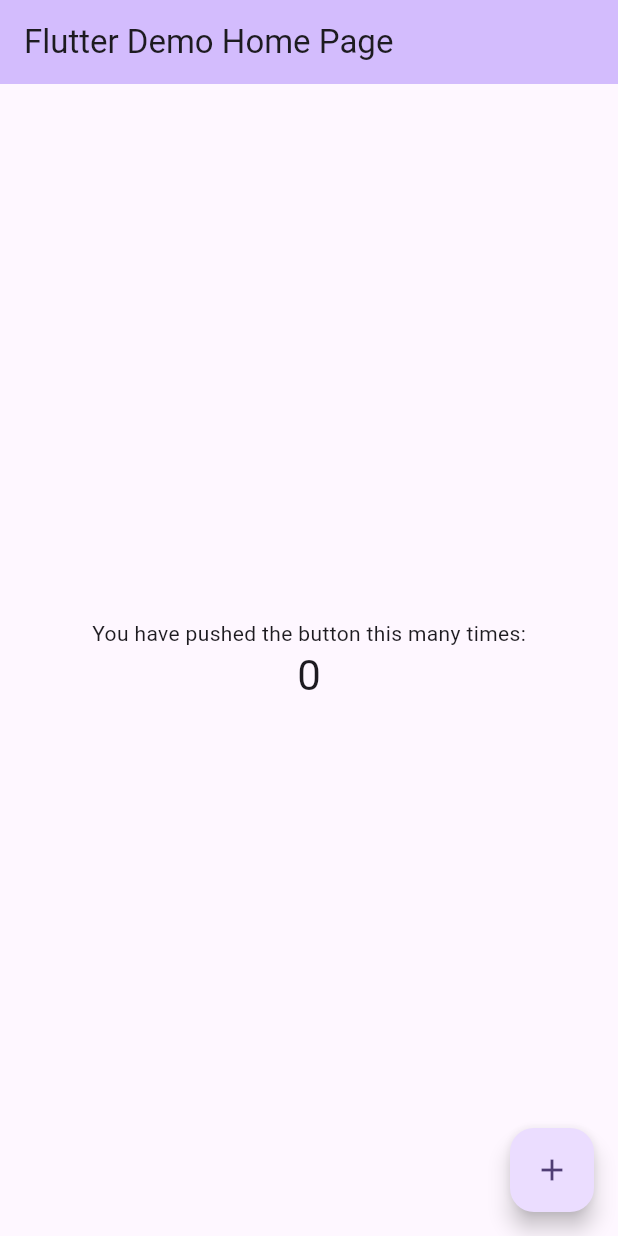
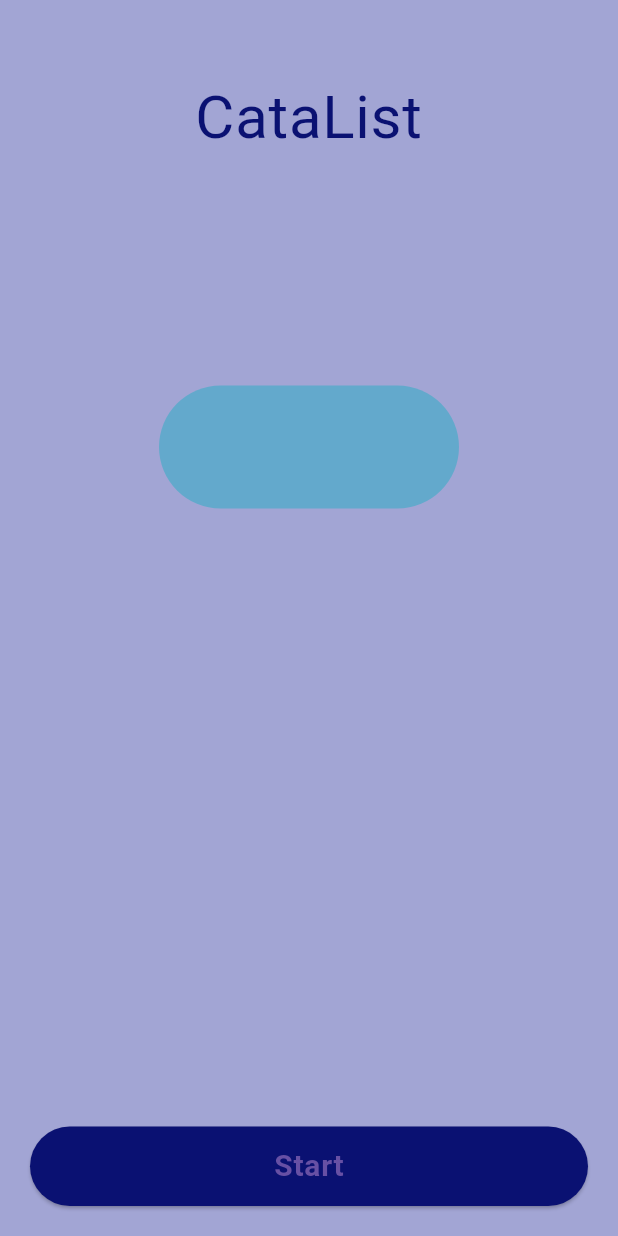
Before and after one commit to JohnnyPol/HCI_ECE_NTUA-CataList_Application, a Flutter app: the screen it shows after launch, on a phone screen of 412 x 824 dp. Run offline on Flutter 3.47's test engine with Material 3 defaults, Android fonts, the phone set to English and light mode, and no system bars; Roboto replaces fonts that are missing (Lobster).

Commit message:
Created the file structure of this project and after created the start page (still on testing)

```diff
--- /dev/null
+++ b/lib/features/start/views/start_page.dart
@@ -0,0 +1,76 @@
+import 'package:flutter/material.dart';
+
+class StartPage extends StatelessWidget {
+  const StartPage({super.key});
+
+  @override
+  Widget build(BuildContext context) {
+    return Scaffold(
+      backgroundColor: const Color(0xFFA2A5D4),
+      body: SafeArea(
+        child: Center(
+          child: Column(
+            mainAxisAlignment: MainAxisAlignment.spaceBetween,
+            children: [
+              // App title
+              Column(
+                children: [
+                  const SizedBox(height: 50),
+                  Text(
+                    'CataList',
+                    textAlign: TextAlign.center,
+                    style: TextStyle(
+                      color: const Color(0xFF0A1172),
+                      fontSize: 40,
+                      fontFamily: 'Lobster',
+                      fontWeight: FontWeight.w400,
+                      letterSpacing: 0.5,
+                    ),
+                  ),
+                  const SizedBox(height: 150),
+                  // Decorative Circle
+                  Container(
+                    width: 200,
+                    height: 82,
+                    decoration: BoxDecoration(
+                      color: const Color(0xFF63A9CC),
+                      borderRadius: BorderRadius.circular(90),
+                    ),
+                  ),
+                ],
+              ),
+              // Start button
+              Padding(
+                padding: const EdgeInsets.all(20.0),
+                child: SizedBox(
+                  width: double.infinity,
+                  child: ElevatedButton(
+                    onPressed: () {
+                      Navigator.pushNamed(
+                          context, '/login'); // Route to login/register
+                    },
+                    style: ElevatedButton.styleFrom(
+                      backgroundColor: const Color(0xFF0A1172),
+                      padding: const EdgeInsets.symmetric(vertical: 12),
+                      shape: RoundedRectangleBorder(
+                        borderRadius: BorderRadius.circular(30),
+                      ),
+                    ),
+                    child: const Text(
+                      'Start',
+                      style: TextStyle(
+                        fontSize: 20,
+                        fontWeight: FontWeight.w600,
+                        letterSpacing: 0.5,
+                      ),
+                    ),
+                  ),
+                ),
+              ),
+            ],
+          ),
+        ),
+      ),
+    );
+  }
+}
--- a/lib/main.dart
+++ b/lib/main.dart
@@ -1,4 +1,5 @@
 import 'package:flutter/material.dart';
+import 'package:flutter_application_1/shared/app_routes.dart';
 
 void main() {
   runApp(const MyApp());
@@ -11,115 +12,13 @@
   @override
   Widget build(BuildContext context) {
     return MaterialApp(
-      title: 'Flutter Demo',
+      debugShowCheckedModeBanner: false, // Remove the debug banner
+      title: 'Catalist',
       theme: ThemeData(
-        // This is the theme of your application.
-        //
-        // TRY THIS: Try running your application with "flutter run". You'll see
-        // the application has a purple toolbar. Then, without quitting the app,
-        // try changing the seedColor in the colorScheme below to Colors.green
-        // and then invoke "hot reload" (save your changes or press the "hot
-        // reload" button in a Flutter-supported IDE, or press "r" if you used
-        // the command line to start the app).
-        //
-        // Notice that the counter didn't reset back to zero; the application
-        // state is not lost during the reload. To reset the state, use hot
-        // restart instead.
-        //
-        // This works for code too, not just values: Most code changes can be
-        // tested with just a hot reload.
-        colorScheme: ColorScheme.fromSeed(seedColor: Colors.deepPurple),
-        useMaterial3: true,
+        primarySwatch: Colors.blue,
       ),
-      home: const MyHomePage(title: 'Flutter Demo Home Page'),
+      initialRoute: AppRoutes.start,
+      onGenerateRoute: AppRoutes.onGenerateRoute,
     );
   }
 }
-
-class MyHomePage extends StatefulWidget {
-  const MyHomePage({super.key, required this.title});
-
-  // This widget is the home page of your application. It is stateful, meaning
-  // that it has a State object (defined below) that contains fields that affect
-  // how it looks.
-
-  // This class is the configuration for the state. It holds the values (in this
-  // case the title) provided by the parent (in this case the App widget) and
-  // used by the build method of the State. Fields in a Widget subclass are
-  // always marked "final".
-
-  final String title;
-
-  @override
-  State<MyHomePage> createState() => _MyHomePageState();
-}
-
-class _MyHomePageState extends State<MyHomePage> {
-  int _counter = 0;
-
-  void _incrementCounter() {
-    setState(() {
-      // This call to setState tells the Flutter framework that something has
-      // changed in this State, which causes it to rerun the build method below
-      // so that the display can reflect the updated values. If we changed
-      // _counter without calling setState(), then the build method would not be
-      // called again, and so nothing would appear to happen.
-      _counter++;
-    });
-  }
-
-  @override
-  Widget build(BuildContext context) {
-    // This method is rerun every time setState is called, for instance as done
-    // by the _incrementCounter method above.
-    //
-    // The Flutter framework has been optimized to make rerunning build methods
-    // fast, so that you can just rebuild anything that needs updating rather
-    // than having to individually change instances of widgets.
-    return Scaffold(
-      appBar: AppBar(
-        // TRY THIS: Try changing the color here to a specific color (to
-        // Colors.amber, perhaps?) and trigger a hot reload to see the AppBar
-        // change color while the other colors stay the same.
-        backgroundColor: Theme.of(context).colorScheme.inversePrimary,
-        // Here we take the value from the MyHomePage object that was created by
-        // the App.build method, and use it to set our appbar title.
-        title: Text(widget.title),
-      ),
-      body: Center(
-        // Center is a layout widget. It takes a single child and positions it
-        // in the middle of the parent.
-        child: Column(
-          // Column is also a layout widget. It takes a list of children and
-          // arranges them vertically. By default, it sizes itself to fit its
-          // children horizontally, and tries to be as tall as its parent.
-          //
-          // Column has various properties to control how it sizes itself and
-          // how it positions its children. Here we use mainAxisAlignment to
-          // center the children vertically; the main axis here is the vertical
-          // axis because Columns are vertical (the cross axis would be
-          // horizontal).
-          //
-          // TRY THIS: Invoke "debug painting" (choose the "Toggle Debug Paint"
-          // action in the IDE, or press "p" in the console), to see the
-          // wireframe for each widget.
-          mainAxisAlignment: MainAxisAlignment.center,
-          children: <Widget>[
-            const Text(
-              'You have pushed the button this many times:',
-            ),
-            Text(
-              '$_counter',
-              style: Theme.of(context).textTheme.headlineMedium,
-            ),
-          ],
-        ),
-      ),
-      floatingActionButton: FloatingActionButton(
-        onPressed: _incrementCounter,
-        tooltip: 'Increment',
-        child: const Icon(Icons.add),
-      ), // This trailing comma makes auto-formatting nicer for build methods.
-    );
-  }
-}
--- /dev/null
+++ b/lib/shared/app_routes.dart
@@ -0,0 +1,31 @@
+import 'package:flutter/material.dart';
+import '../features/start/views/start_page.dart';
+
+class AppRoutes {
+  static const String start = '/';
+  static const String login = '/login';
+  static const String register = '/register';
+  static const String home = '/home';
+  static const String search = '/search';
+  static const String recap = '/recap';
+  static const String calendar = '/calendar';
+  static const String profile = '/profile';
+
+  static Route<dynamic> onGenerateRoute(RouteSettings settings) {
+    switch (settings.name) {
+      case start:
+        return MaterialPageRoute(builder: (context) => const StartPage());
+      // Add more routes here
+      // case login:
+      //   return MaterialPageRoute(builder: (context) => LoginPage());
+      default:
+        return MaterialPageRoute(
+          builder: (context) => const Scaffold(
+            body: Center(
+              child: Text('Page not found'),
+            ),
+          ),
+        );
+    }
+  }
+}
```
Also changed, not shown: lib/features/auth/views/login_page.dart (added), lib/features/auth/views/register_page.dart (added), lib/features/dashboard/views/calendar_page.dart (added), lib/features/dashboard/views/home_page.dart (added), lib/features/dashboard/views/profile_page.dart (added), lib/features/dashboard/views/recap_page.dart (added), lib/features/dashboard/views/search_page.dart (added), lib/features/start/views/register_login_page.dart (added), lib/shared/themes.dart (added), lib/shared/widgets/navigational_bar.dart (added).
